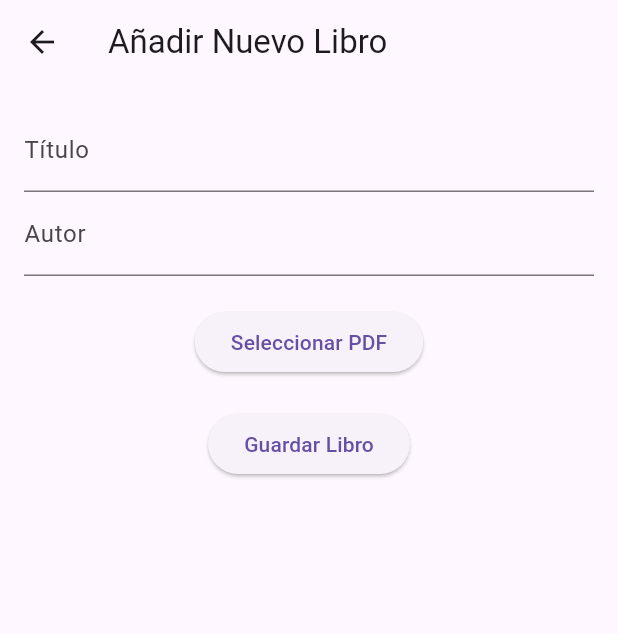
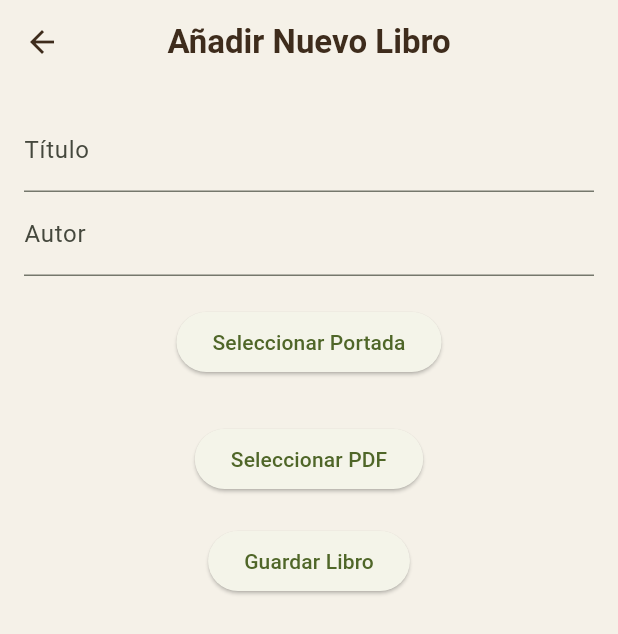
Before and after one commit to Hanaayuki/THE-OLIVE-TREE, a Flutter app: the screen it shows after launch, after a tap on the "add" icon, on a phone screen of 412 x 824 dp. Shown: the top 634 px of the screen. Run offline on Flutter 3.47's test engine with Material 3 defaults, Android fonts, the phone set to English and light mode, and no system bars; our stand-ins replace file_picker, image_picker, sqflite; missing offline and left inert: syncfusion_flutter_pdfviewer; accounts and stored records are empty.

Commit message:
version mejorada 1.0.2

```diff
--- a/lib/Screens/agregar_libro_screen.dart
+++ b/lib/Screens/agregar_libro_screen.dart
@@ -1,5 +1,9 @@
+import 'dart:io';
+
 import 'package:flutter/material.dart';
 import 'package:file_picker/file_picker.dart';
+import 'package:image_picker/image_picker.dart';
+
 import '../Data/database_helper.dart';
 import '../models/libro.dart';
 
@@ -7,22 +11,28 @@ class AgregarLibroScreen extends StatefulWidget {
   const AgregarLibroScreen({super.key});
 
   @override
-  _AgregarLibroScreenState createState() => _AgregarLibroScreenState();
+  State<AgregarLibroScreen> createState() =>
+      _AgregarLibroScreenState();
 }
 
-class _AgregarLibroScreenState extends State<AgregarLibroScreen> {
+class _AgregarLibroScreenState
+    extends State<AgregarLibroScreen> {
   final _formKey = GlobalKey<FormState>();
+
   String _titulo = '';
   String _autor = '';
+
   String? _rutaPdf;
+  String? _rutaPortada;
 
-  // Función para seleccionar el archivo
+  // Seleccionar PDF
   Future<void> _seleccionarPdf() async {
     try {
-FilePickerResult? result = await FilePicker.platform.pickFiles(
-  type: FileType.custom,
-  allowedExtensions: ['pdf'],
-);
+      FilePickerResult? result =
+          await FilePicker.platform.pickFiles(
+        type: FileType.custom,
+        allowedExtensions: ['pdf'],
+      );
 
       if (result != null) {
         setState(() {
@@ -34,6 +44,26 @@ FilePickerResult? result = await FilePicker.platform.pickFiles(
     }
   }
 
+  // Seleccionar portada
+  Future<void> _seleccionarPortada() async {
+    try {
+      final picker = ImagePicker();
+
+      final imagen = await picker.pickImage(
+        source: ImageSource.gallery,
+        imageQuality: 85,
+      );
+
+      if (imagen != null) {
+        setState(() {
+          _rutaPortada = imagen.path;
+        });
+      }
+    } catch (e) {
+      debugPrint("Error al elegir portada: $e");
+    }
+  }
+
   void _guardarLibro() async {
     if (_formKey.currentState!.validate()) {
       _formKey.currentState!.save();
@@ -42,20 +72,25 @@ FilePickerResult? result = await FilePicker.platform.pickFiles(
         titulo: _titulo,
         autor: _autor,
         estado: 'Pendiente',
-        portada: _rutaPdf ?? '',
+        portada: _rutaPortada,
         calificacion: 0,
         resena: '',
       );
 
-      await DatabaseHelper.instance.insertLibro(nuevoLibro);
-      if (mounted) Navigator.pop(context, true);
+      await DatabaseHelper.instance
+          .insertLibro(nuevoLibro);
+
+      if (mounted) {
+        Navigator.pop(context, true);
+      }
     }
   }
 
   @override
   Widget build(BuildContext context) {
     return Scaffold(
-      appBar: AppBar(title: const Text('Añadir Nuevo Libro')),
+      appBar:
+          AppBar(title: const Text('Añadir Nuevo Libro')),
       body: Padding(
         padding: const EdgeInsets.all(16.0),
         child: Form(
@@ -63,24 +98,67 @@ FilePickerResult? result = await FilePicker.platform.pickFiles(
           child: Column(
             children: [
               TextFormField(
-                decoration: const InputDecoration(labelText: 'Título'),
-                validator: (v) => (v == null || v.isEmpty) ? 'Campo obligatorio' : null,
+                decoration: const InputDecoration(
+                  labelText: 'Título',
+                ),
+                validator: (v) =>
+                    (v == null || v.isEmpty)
+                        ? 'Campo obligatorio'
+                        : null,
                 onSaved: (v) => _titulo = v!,
               ),
               TextFormField(
-                decoration: const InputDecoration(labelText: 'Autor'),
-                validator: (v) => (v == null || v.isEmpty) ? 'Campo obligatorio' : null,
+                decoration: const InputDecoration(
+                  labelText: 'Autor',
+                ),
+                validator: (v) =>
+                    (v == null || v.isEmpty)
+                        ? 'Campo obligatorio'
+                        : null,
                 onSaved: (v) => _autor = v!,
               ),
+
               const SizedBox(height: 20),
+
+              ElevatedButton(
+                onPressed: _seleccionarPortada,
+                child: Text(
+                  _rutaPortada == null
+                      ? 'Seleccionar Portada'
+                      : 'Portada seleccionada',
+                ),
+              ),
+
+              const SizedBox(height: 10),
+
+              if (_rutaPortada != null)
+                ClipRRect(
+                  borderRadius:
+                      BorderRadius.circular(12),
+                  child: Image.file(
+                    File(_rutaPortada!),
+                    height: 150,
+                    fit: BoxFit.cover,
+                  ),
+                ),
+
+              const SizedBox(height: 20),
+
               ElevatedButton(
                 onPressed: _seleccionarPdf,
-                child: Text(_rutaPdf == null ? 'Seleccionar PDF' : 'Archivo seleccionado'),
+                child: Text(
+                  _rutaPdf == null
+                      ? 'Seleccionar PDF'
+                      : 'Archivo seleccionado',
+                ),
               ),
+
               const SizedBox(height: 20),
+
               ElevatedButton(
                 onPressed: _guardarLibro,
-                child: const Text('Guardar Libro'),
+                child:
+                    const Text('Guardar Libro'),
               ),
             ],
           ),
--- a/lib/Screens/biblioteca_screen.dart
+++ b/lib/Screens/biblioteca_screen.dart
@@ -1,7 +1,9 @@
+import 'dart:io';
 import 'package:flutter/material.dart';
 import '../models/libro.dart';
 import '../Data/database_helper.dart';
 import 'agregar_libro_screen.dart';
+import 'lector_pdf_screen.dart';
 
 class BibliotecaScreen extends StatefulWidget {
   const BibliotecaScreen({super.key});
@@ -21,54 +23,138 @@ class _BibliotecaScreenState extends State<BibliotecaScreen> {
 
   Future<void> _cargarLibros() async {
     final librosDb = await DatabaseHelper.instance.getLibros();
-    setState(() {
-      misLibros = librosDb;
-    });
+
+    if (mounted) {
+      setState(() {
+        misLibros = librosDb;
+      });
+    }
   }
 
   @override
   Widget build(BuildContext context) {
     return Scaffold(
       appBar: AppBar(
-        title: const Text('Mi Biblioteca'),
-        backgroundColor: Colors.brown,
+        title: const Text(
+          'Mi Biblioteca',
+          style: TextStyle(
+            fontSize: 28,
+            fontWeight: FontWeight.bold,
+          ),
+        ),
       ),
       body: misLibros.isEmpty
           ? const Center(
               child: Text(
-                'Aún no tienes libros.\n¡Pulsa el botón + para añadir uno!',
+                'Tu biblioteca está vacía.\nPulsa + para añadir tu primer libro.',
                 textAlign: TextAlign.center,
-                style: TextStyle(fontSize: 18),
+                style: TextStyle(
+                  fontSize: 18,
+                  color: Colors.black54,
+                ),
               ),
             )
-          : ListView.builder(
+          : GridView.builder(
+              padding: const EdgeInsets.all(16),
+              gridDelegate:
+                  const SliverGridDelegateWithFixedCrossAxisCount(
+                crossAxisCount: 2,
+                crossAxisSpacing: 16,
+                mainAxisSpacing: 16,
+                childAspectRatio: 0.65,
+              ),
               itemCount: misLibros.length,
               itemBuilder: (context, index) {
                 final libro = misLibros[index];
-                return ListTile(
-                  leading: const Icon(Icons.book, color: Colors.brown),
-                  title: Text(libro.titulo, style: const TextStyle(fontWeight: FontWeight.bold)),
-                  subtitle: Text(libro.autor),
-                  trailing: Text(libro.estado),
+
+                return Card(
+                  elevation: 4,
+                  shape: RoundedRectangleBorder(
+                    borderRadius: BorderRadius.circular(20),
+                  ),
+                  child: Padding(
+                    padding: const EdgeInsets.all(12),
+                    child: Column(
+                      children: [
+                        Expanded(
+                          child: Container(
+                            decoration: BoxDecoration(
+                              color: const Color(0xFFE8E2D6),
+                              borderRadius:
+                                  BorderRadius.circular(16),
+                            ),
+                            child: libro.portada != null &&
+                                    libro.portada!.isNotEmpty
+                                ? ClipRRect(
+                                    borderRadius:
+                                        BorderRadius.circular(16),
+                                    child: Image.file(
+                                      File(libro.portada!),
+                                      fit: BoxFit.cover,
+                                      width: double.infinity,
+                                      height: double.infinity,
+                                    ),
+                                  )
+                                : const Center(
+                                    child: Icon(
+                                      Icons.menu_book,
+                                      size: 60,
+                                      color: Color(0xFF556B2F),
+                                    ),
+                                  ),
+                          ),
+                        ),
+                        const SizedBox(height: 10),
+                        Text(
+                          libro.titulo,
+                          maxLines: 2,
+                          overflow: TextOverflow.ellipsis,
+                          textAlign: TextAlign.center,
+                          style: const TextStyle(
+                            fontWeight: FontWeight.bold,
+                            fontSize: 16,
+                          ),
+                        ),
+                        const SizedBox(height: 4),
+                        Text(
+                          libro.autor,
+                          maxLines: 1,
+                          overflow: TextOverflow.ellipsis,
+                          textAlign: TextAlign.center,
+                          style: const TextStyle(
+                            color: Colors.black54,
+                          ),
+                        ),
+                        const SizedBox(height: 6),
+                        Text(
+                          libro.estado,
+                          style: const TextStyle(
+                            color: Color(0xFF556B2F),
+                            fontWeight: FontWeight.w600,
+                          ),
+                        ),
+                      ],
+                    ),
+                  ),
                 );
               },
             ),
-floatingActionButton: FloatingActionButton(
-        backgroundColor: Colors.brown,
+      floatingActionButton: FloatingActionButton(
         onPressed: () async {
           final resultado = await Navigator.push(
             context,
             MaterialPageRoute(
-              builder: (context) => const AgregarLibroScreen(),
+              builder: (context) =>
+                  const AgregarLibroScreen(),
             ),
           );
 
           if (resultado == true) {
-            // Aquí recargarás tu lista más adelante
+            _cargarLibros();
           }
         },
-        child: const Icon(Icons.add, color: Colors.white),
-      ), // Cierra FloatingActionButton
-    ); // Cierra Scaffold
-  } // Cierra build
-} // Cierra la clase _BibliotecaScreenState
+        child: const Icon(Icons.add),
+      ),
+    );
+  }
+}
--- /dev/null
+++ b/lib/Theme/app_theme.dart
@@ -0,0 +1,60 @@
+import 'package:flutter/material.dart';
+
+class AppTheme {
+  static const Color olive = Color(0xFF556B2F);
+  static const Color oliveLight = Color(0xFF8AA05B);
+  static const Color cream = Color(0xFFF5F1E8);
+  static const Color brown = Color(0xFF3E2C1C);
+
+  static ThemeData lightTheme = ThemeData(
+    useMaterial3: true,
+    scaffoldBackgroundColor: cream,
+
+    colorScheme: ColorScheme.fromSeed(
+      seedColor: olive,
+      brightness: Brightness.light,
+    ),
+
+    appBarTheme: const AppBarTheme(
+      backgroundColor: cream,
+      foregroundColor: brown,
+      elevation: 0,
+      centerTitle: true,
+    ),
+
+    floatingActionButtonTheme: const FloatingActionButtonThemeData(
+      backgroundColor: olive,
+      foregroundColor: Colors.white,
+    ),
+
+    bottomNavigationBarTheme: const BottomNavigationBarThemeData(
+      selectedItemColor: olive,
+      unselectedItemColor: Colors.grey,
+      backgroundColor: Colors.white,
+      type: BottomNavigationBarType.fixed,
+      elevation: 8,
+    ),
+
+    cardTheme: CardThemeData(
+      color: Colors.white,
+      elevation: 3,
+      shape: RoundedRectangleBorder(
+        borderRadius: BorderRadius.circular(20),
+      ),
+      margin: const EdgeInsets.symmetric(
+        horizontal: 12,
+        vertical: 6,
+      ),
+    ),
+
+    textTheme: const TextTheme(
+      titleLarge: TextStyle(
+        color: brown,
+        fontWeight: FontWeight.bold,
+      ),
+      bodyMedium: TextStyle(
+        color: Colors.black87,
+      ),
+    ),
+  );
+}
--- a/lib/main.dart
+++ b/lib/main.dart
@@ -2,7 +2,7 @@ import 'package:flutter/material.dart';
 import 'package:the_olive_tree/Screens/resenas_screen.dart';
 import 'screens/biblioteca_screen.dart';
 import 'screens/wishlist_screen.dart';
-
+import 'Theme/app_theme.dart';
 
 void main() => runApp(const OliveTreeApp());
 
@@ -13,6 +13,7 @@ class OliveTreeApp extends StatelessWidget {
   Widget build(BuildContext context) {
     return MaterialApp(
       debugShowCheckedModeBanner: false,
+      theme: AppTheme.lightTheme,
       home: const HomeScreen(),
     );
   }
@@ -42,9 +43,18 @@ class _HomeScreenState extends State<HomeScreen> {
         currentIndex: _index,
         onTap: (index) => setState(() => _index = index),
         items: const [
-          BottomNavigationBarItem(icon: Icon(Icons.library_books), label: 'Biblioteca'),
-          BottomNavigationBarItem(icon: Icon(Icons.bookmark), label: 'Wishlist'),
-          BottomNavigationBarItem(icon: Icon(Icons.edit), label: 'Reseñas'),
+          BottomNavigationBarItem(
+            icon: Icon(Icons.library_books),
+            label: 'Biblioteca',
+          ),
+          BottomNavigationBarItem(
+            icon: Icon(Icons.bookmark),
+            label: 'Wishlist',
+          ),
+          BottomNavigationBarItem(
+            icon: Icon(Icons.edit),
+            label: 'Reseñas',
+          ),
         ],
       ),
     );
```
Also changed, not shown: lib/Screens/lector_pdf_screen.dart (added, +34 -0 lines), pubspec.yaml (+8 -67 lines), assets/images/welcome.png (added), pubspec.lock, 8 other files.
